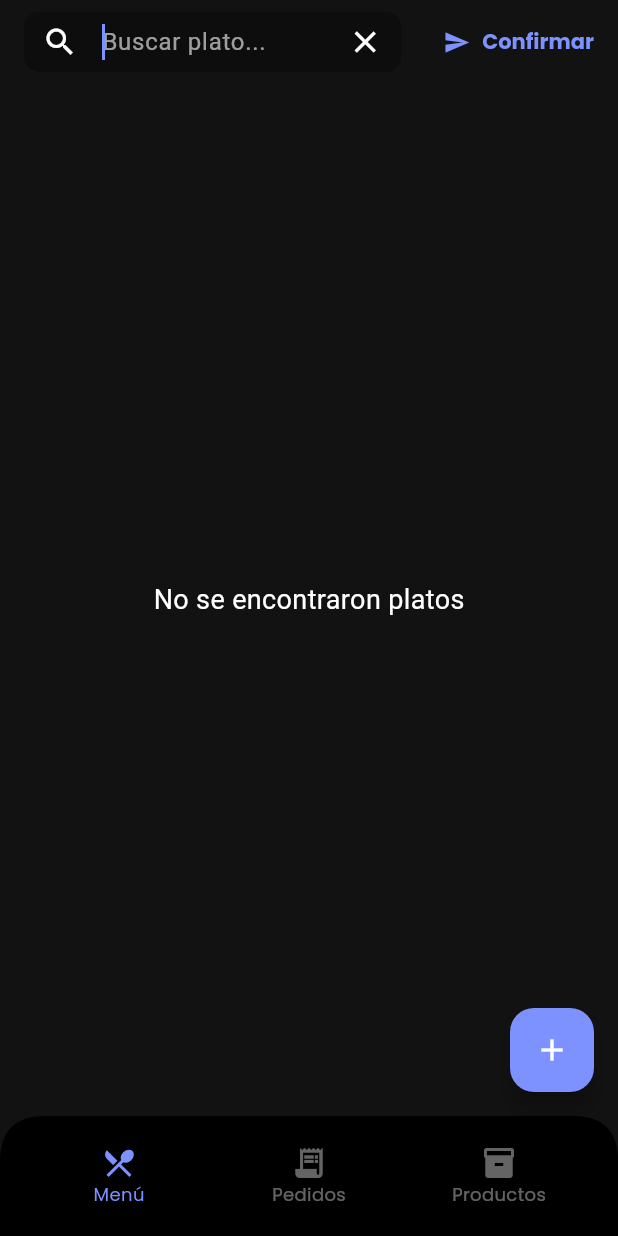
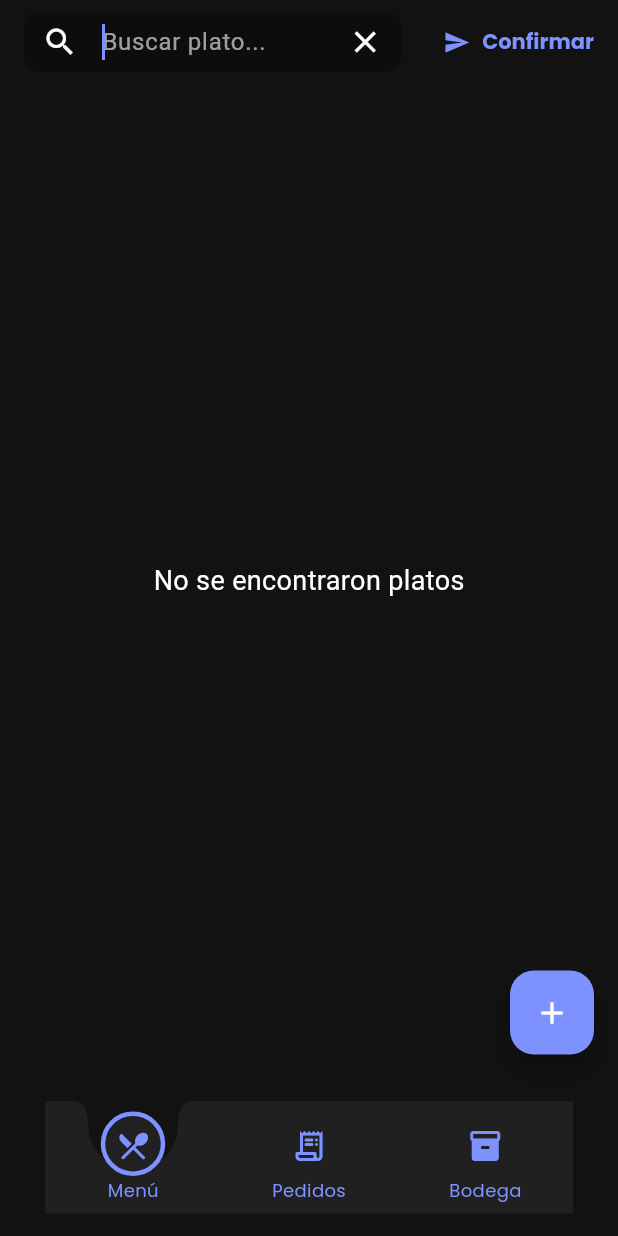
Before and after one commit to Erick-Calvache/cevicheria_app, a Flutter app: the HomePage screen opened by its route, after a tap on the "search" icon, on a phone screen of 412 x 824 dp. Run offline on Flutter 3.47's test engine with Material 3 defaults, Android fonts, the phone set to English and light mode, and no system bars; our stand-ins replace audioplayers, cloud_firestore, device_info_plus, firebase_core, firebase_messaging, flutter_local_notifications and 6 more; accounts and stored records are empty.

Commit message:
nueva barra de navegacion con animaciones

```diff
--- /dev/null
+++ b/lib/pages/circle_notch_painter.dart
@@ -0,0 +1,37 @@
+import 'package:flutter/material.dart';
+
+class BottomNavPainter extends CustomPainter {
+  final double notchX;
+
+  BottomNavPainter({required this.notchX});
+
+  @override
+  void paint(Canvas canvas, Size size) {
+    final paint = Paint()..color = const Color.fromARGB(255, 32, 32, 32);
+
+    final path =
+        Path()
+          ..moveTo(0, 0)
+          //ajuste del corte notch
+          ..lineTo(notchX - 40, 0)
+          ..quadraticBezierTo(notchX - 30, 0, notchX - 30, 16)
+          ..arcToPoint(
+            Offset(notchX + 30, 16),
+            radius: const Radius.circular(30),
+            clockwise: false,
+          )
+          ..quadraticBezierTo(notchX + 30, 0, notchX + 40, 0)
+          //fin de ajuste de corte notch
+          ..lineTo(size.width, 0)
+          ..lineTo(size.width, size.height)
+          ..lineTo(0, size.height)
+          ..close();
+
+    canvas.drawPath(path, paint);
+  }
+
+  @override
+  bool shouldRepaint(covariant BottomNavPainter oldDelegate) {
+    return oldDelegate.notchX != notchX;
+  }
+}
--- a/lib/pages/home_page.dart
+++ b/lib/pages/home_page.dart
@@ -1,7 +1,9 @@
 import 'package:cevicheria_app/pages/menu_page.dart';
+import 'package:cevicheria_app/pages/pedidos_page.dart';
+import 'package:cevicheria_app/pages/productos_page.dart';
+import 'package:cevicheria_app/theme.dart';
 import 'package:flutter/material.dart';
-import 'pedidos_page.dart';
-import 'productos_page.dart';
+import 'package:cevicheria_app/pages/circle_notch_painter.dart';
 
 class HomePage extends StatefulWidget {
   const HomePage({super.key});
@@ -10,10 +12,11 @@ class HomePage extends StatefulWidget {
   State<HomePage> createState() => _HomePageState();
 }
 
-class _HomePageState extends State<HomePage> with TickerProviderStateMixin {
+class _HomePageState extends State<HomePage>
+    with SingleTickerProviderStateMixin {
   int _selectedIndex = 0;
   late AnimationController _controller;
-  late Animation<double> _offsetAnimation;
+  late Animation<double> _animation;
 
   final List<Widget> _pages = const [
     MenuPage(),
@@ -21,39 +24,28 @@ class _HomePageState extends State<HomePage> with TickerProviderStateMixin {
     ProductosPage(),
   ];
 
+  // Coordenadas relativas para los íconos (x de 0 a 1, y también)
+  List<Map<String, double>> iconPositions = [
+    {'x': 0.167, 'y': 0.56}, // Menú
+    {'x': 0.50, 'y': 0.56}, // Pedidos (centro)
+    {'x': 0.834, 'y': 0.56}, // Productos
+  ];
+
   @override
   void initState() {
     super.initState();
     _controller = AnimationController(
       vsync: this,
-      duration: const Duration(milliseconds: 300),
+      duration: const Duration(milliseconds: 200),
     );
-
-    _offsetAnimation = Tween<double>(
-      begin: -20, // Comienza desde arriba
-      end: 0,
-    ).animate(
-      CurvedAnimation(
-        parent: _controller,
-        curve: Curves.easeInOut, // Suaviza la animación
-      ),
-    );
-
-    // Iniciar con animación por defecto
-    _controller.forward(from: 0);
-  }
-
-  @override
-  void dispose() {
-    _controller.dispose();
-    super.dispose();
+    _animation = CurvedAnimation(parent: _controller, curve: Curves.easeInOut);
   }
 
   void _onItemTapped(int index) {
     if (_selectedIndex != index) {
       setState(() {
         _selectedIndex = index;
-        _controller.forward(from: 0); // reinicia animación al seleccionar nuevo
+        _controller.forward(from: 0).then((_) => _controller.reverse());
       });
     }
   }
@@ -62,111 +54,141 @@ class _HomePageState extends State<HomePage> with TickerProviderStateMixin {
   Widget build(BuildContext context) {
     return Scaffold(
       body: _pages[_selectedIndex],
-      bottomNavigationBar: ClipPath(
-        clipper: InvertedTopCornersClipper(),
-        child: BottomAppBar(
-          color: Colors.black,
-          child: Row(
-            mainAxisAlignment: MainAxisAlignment.spaceAround,
-            children: List.generate(3, (index) {
+      backgroundColor: const Color.fromARGB(255, 19, 18, 18),
+      bottomNavigationBar: Padding(
+        padding: const EdgeInsets.symmetric(horizontal: 30, vertical: 15),
+        child: SizedBox(
+          height: 75,
+          child: LayoutBuilder(
+            builder: (context, constraints) {
+              final double width = constraints.maxWidth;
+
+              final double itemWidth = width / 3;
+              final double circleLeft =
+                  itemWidth * _selectedIndex + itemWidth / 2 - 21.5;
+              final double circleTop = 7;
+
+              return Stack(
+                clipBehavior: Clip.none,
+                children: [
+                  // Notch
+                  CustomPaint(
+                    size: Size(width, 75),
+                    painter: BottomNavPainter(notchX: circleLeft + 21.5),
+                  ),
+
+                  // Círculo animado
+                  AnimatedPositioned(
+                    duration: const Duration(milliseconds: 300),
+                    curve: Curves.easeInOut,
+                    left: circleLeft,
+                    top: circleTop,
+                    child: Container(
+                      width: 43,
+                      height: 43,
+                      decoration: BoxDecoration(
+                        color: const Color.fromARGB(255, 33, 33, 33),
+                        shape: BoxShape.circle,
+                        border: Border.all(
+                          color: AppTheme.primaryColor,
+                          width: 3,
+                        ),
+                      ),
+                    ),
+                  ),
+
+                  // Íconos posicionados manualmente
+                  ...List.generate(3, (index) {
                     IconData iconData;
                     String label;
 
                     switch (index) {
                       case 0:
-                  iconData = Icons.restaurant_menu;
+                        iconData = Icons.restaurant_menu_rounded;
                         label = 'Menú';
                         break;
                       case 1:
-                  iconData = Icons.receipt_long;
+                        iconData = Icons.receipt_long_rounded;
                         label = 'Pedidos';
                         break;
                       case 2:
                       default:
-                  iconData = Icons.inventory_2;
-                  label = 'Productos';
+                        iconData = Icons.inventory_2_rounded;
+                        label = 'Bodega';
                         break;
                     }
 
                     final isSelected = _selectedIndex == index;
 
-              return Expanded(
+                    final iconX = width * iconPositions[index]['x']!;
+                    final iconY = 75 * iconPositions[index]['y']!;
+
+                    return Positioned(
+                      left: iconX - 25,
+                      top: iconY - 24,
                       child: GestureDetector(
                         onTap: () => _onItemTapped(index),
                         child: AnimatedBuilder(
-                    animation: _controller,
+                          animation: _animation,
                           builder: (context, child) {
-                      final offsetY = isSelected ? _offsetAnimation.value : 0.0;
-
+                            double offsetY = 0;
+                            if (_selectedIndex == index) {
+                              offsetY = -8 * _animation.value; // sube y baja
+                            }
                             return Transform.translate(
                               offset: Offset(0, offsetY),
-                        child: Column(
-                          mainAxisSize: MainAxisSize.min,
+                              child: child,
+                            );
+                          },
+                          child: SizedBox(
+                            width: 50,
+                            height:
+                                50, // altura fija para evitar que todo el botón se mueva
+                            child: Stack(
+                              alignment: Alignment.topCenter,
                               children: [
-                            Icon(
+                                AnimatedBuilder(
+                                  animation: _animation,
+                                  builder: (context, childIcon) {
+                                    double offsetY = 0;
+                                    if (_selectedIndex == index) {
+                                      offsetY = -8 * _animation.value;
+                                    }
+                                    return Transform.translate(
+                                      offset: Offset(0, offsetY),
+                                      child: childIcon,
+                                    );
+                                  },
+                                  child: Icon(
                                     iconData,
-                              color:
-                                  isSelected
-                                      ? const Color.fromARGB(255, 125, 145, 255)
-                                      : const Color.fromARGB(
-                                        100,
-                                        255,
-                                        255,
-                                        255,
+                                    size: 24,
+                                    color: AppTheme.primaryColor,
                                   ),
                                 ),
-                            Text(
+                                Positioned(
+                                  bottom: 0,
+                                  child: Text(
                                     label,
+                                    textAlign: TextAlign.center,
                                     style: TextStyle(
-                                color:
-                                    isSelected
-                                        ? const Color.fromARGB(
-                                          255,
-                                          125,
-                                          145,
-                                          255,
-                                        )
-                                        : const Color.fromARGB(
-                                          100,
-                                          255,
-                                          255,
-                                          255,
+                                      fontSize: 12,
+                                      color: AppTheme.primaryColor,
                                     ),
-                                fontSize: 12,
                                   ),
                                 ),
                               ],
                             ),
-                      );
-                    },
+                          ),
                         ),
                       ),
                     );
                   }),
+                ],
+              );
+            },
           ),
         ),
       ),
     );
   }
 }
-
-class InvertedTopCornersClipper extends CustomClipper<Path> {
-  @override
-  Path getClip(Size size) {
-    const radius = 30.0;
-    final path = Path();
-
-    path.moveTo(radius, 0);
-    path.quadraticBezierTo(0, 0, 0, radius);
-    path.lineTo(0, size.height);
-    path.lineTo(size.width, size.height);
-    path.lineTo(size.width, radius);
-    path.quadraticBezierTo(size.width, 0, size.width - radius, 0);
-    path.close();
-
-    return path;
-  }
-
-  @override
-  bool shouldReclip(CustomClipper<Path> oldClipper) => false;
-}
--- a/lib/pages/menu_page.dart
+++ b/lib/pages/menu_page.dart
@@ -3,15 +3,14 @@ import 'package:flutter/foundation.dart';
 import 'package:flutter/material.dart';
 import 'package:cloud_firestore/cloud_firestore.dart';
 import 'package:google_fonts/google_fonts.dart';
-import 'package:glassmorphism_ui/glassmorphism_ui.dart';
+import 'package:icons_plus/icons_plus.dart';
+import 'package:material_symbols_icons/material_symbols_icons.dart';
 import 'package:audioplayers/audioplayers.dart';
 import 'package:firebase_messaging/firebase_messaging.dart';
 import 'package:shared_preferences/shared_preferences.dart';
 import 'package:uuid/uuid.dart';
 import 'dart:convert';
 import 'package:cevicheria_app/pages/agregarplatos_page.dart';
-
-import 'package:collection/collection.dart';
 import 'package:flutter_local_notifications/flutter_local_notifications.dart';
 import '../main.dart'; // si la instancia `flutterLocalNotificationsPlugin` está en main.dart
 
@@ -72,16 +71,8 @@ class _MenuPageState extends State<MenuPage> {
     await showDialog(
       context: context,
       builder:
-          (_) => AlertDialog(
-            title: const Text('Error'),
-            content: Text(mensaje),
-            actions: [
-              TextButton(
-                onPressed: () => Navigator.pop(context),
-                child: const Text('Cerrar'),
-              ),
-            ],
-          ),
+          (_) =>
+              AlertDialog(title: const Text('Alerta!'), content: Text(mensaje)),
     );
   }
 
@@ -216,7 +207,7 @@ class _MenuPageState extends State<MenuPage> {
           _menuItems.where((item) => item['cantidad'] > 0).toList();
 
       if (platosSeleccionados.isEmpty) {
-        await _mostrarDialogoError('Debes seleccionar al menos un plato.');
+        await _mostrarDialogoError('No se ha seleccionado ningún plato');
         return;
       }
 
@@ -513,15 +504,15 @@ class _MenuPageState extends State<MenuPage> {
                         mainAxisSize: MainAxisSize.min,
                         children: [
                           IconButton(
-                            icon: const Icon(Icons.remove),
+                            icon: Icon(Symbols.chevron_left, weight: 800),
                             onPressed: () => _restar(_menuItems.indexOf(item)),
                           ),
                           Text(
-                            '${item['cantidad']}',
-                            style: GoogleFonts.averiaSerifLibre(),
+                            '${item['cantidad']} ',
+                            style: GoogleFonts.anton(),
                           ),
                           IconButton(
-                            icon: const Icon(Icons.add),
+                            icon: Icon(Symbols.chevron_right, weight: 800),
                             onPressed: () => _sumar(_menuItems.indexOf(item)),
                           ),
                         ],
--- a/pubspec.yaml
+++ b/pubspec.yaml
@@ -16,6 +16,8 @@ dependencies:
   google_fonts: ^6.2.1
   glassmorphism_ui: 0.3.0
   intl: ^0.18.1
+  icons_plus: ^4.0.0
+  material_symbols_icons: ^4.2506.0
   iconly: ^1.0.1
   flutter_local_notifications: ^17.1.2
   audioplayers: ^5.2.1
```
Also changed, not shown: pubspec.lock. Lines whose indentation alone changed are shown as unchanged.
